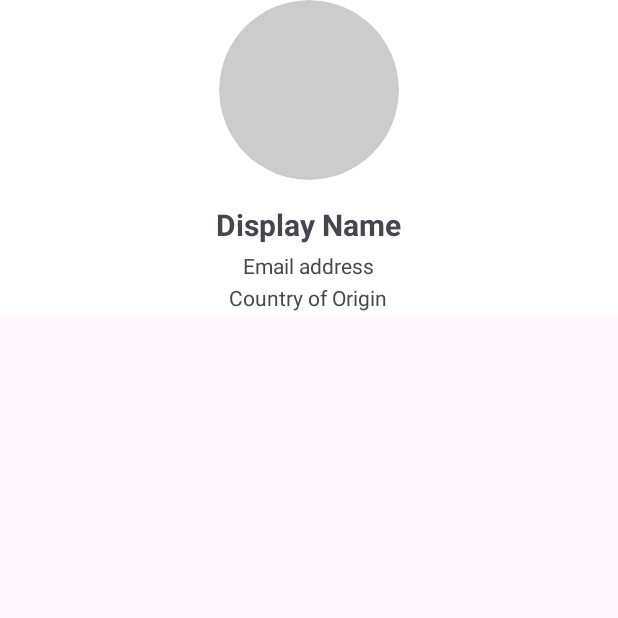
After one commit to MatuszHU/TravelApp, an Android app: the UserActivity screen opened directly, with no data from a screen before it, on a phone screen of 412 x 824 dp, the top half of it. The commit adds this screen. Run offline under Robolectric (Android 15) with nearby library versions, the phone set to English and light mode, and no system bars; 4 statements that could not run were skipped.

Commit message:
Adding user page, fixing animation

```diff
--- a/app/build.gradle.kts
+++ b/app/build.gradle.kts
@@ -34,6 +34,8 @@ android {
 }
 
 dependencies {
+    implementation("com.github.bumptech.glide:glide:4.16.0")
+    annotationProcessor("com.github.bumptech.glide:compiler:4.16.0")
     implementation("androidx.credentials:credentials-play-services-auth:1.2.0")
     implementation("com.google.firebase:firebase-database:20.3.0")
     implementation("com.google.firebase:firebase-auth:22.3.0")
--- /dev/null
+++ b/app/src/main/java/hu/matusz/travelapp/UserActivity.java
@@ -0,0 +1,45 @@
+package hu.matusz.travelapp;
+
+import android.os.Bundle;
+import android.widget.ImageView;
+import android.widget.TextView;
+
+import androidx.activity.EdgeToEdge;
+import androidx.appcompat.app.AppCompatActivity;
+import androidx.core.graphics.Insets;
+import androidx.core.view.ViewCompat;
+import androidx.core.view.WindowInsetsCompat;
+
+import com.bumptech.glide.Glide;
+
+import hu.matusz.travelapp.util.database.models.User;
+
+public class UserActivity extends AppCompatActivity {
+    private User user;
+    @Override
+    protected void onCreate(Bundle savedInstanceState) {
+        super.onCreate(savedInstanceState);
+        EdgeToEdge.enable(this);
+        setContentView(R.layout.activity_user_page);
+        ViewCompat.setOnApplyWindowInsetsListener(findViewById(R.id.user_page), (v, insets) -> {
+            Insets systemBars = insets.getInsets(WindowInsetsCompat.Type.systemBars());
+            v.setPadding(systemBars.left, systemBars.top, systemBars.right, systemBars.bottom);
+            return insets;
+        });
+
+        ImageView profileImage = findViewById(R.id.profile_image);
+        TextView name = findViewById(R.id.name);
+        TextView email = findViewById(R.id.email);
+        TextView country = findViewById(R.id.country);
+
+        user = (User) getIntent().getSerializableExtra("user");
+        if(user.getPhotoURI()!=""){
+            Glide.with(this).load(user.getPhotoURI()).circleCrop().into(profileImage);
+        }
+
+        name.setText(user.getName());
+        email.setText(user.getEmail());
+        country.setText(user.getCountryOfOriginCode());
+
+    }
+}
--- a/app/src/main/java/hu/matusz/travelapp/util/database/models/User.java
+++ b/app/src/main/java/hu/matusz/travelapp/util/database/models/User.java
@@ -1,6 +1,8 @@
 package hu.matusz.travelapp.util.database.models;
 
-public class User {
+import java.io.Serializable;
+
+public class User implements Serializable {
     private String userId;
     private String name;
     private String email;
--- /dev/null
+++ b/app/src/main/res/drawable/circle_shape.xml
@@ -0,0 +1,4 @@
+<shape xmlns:android="http://schemas.android.com/apk/res/android"
+    android:shape="oval">
+    <solid android:color="#CCCCCC" />
+</shape>
--- /dev/null
+++ b/app/src/main/res/layout/activity_user_page.xml
@@ -0,0 +1,46 @@
+<?xml version="1.0" encoding="utf-8"?>
+<LinearLayout xmlns:android="http://schemas.android.com/apk/res/android"
+    android:layout_width="match_parent"
+    android:layout_height="wrap_content"
+    android:id="@+id/user_page"
+    android:orientation="vertical"
+    android:padding="24dp"
+    android:gravity="center_horizontal"
+    android:background="#FFFFFF">
+
+
+    <ImageView
+        android:id="@+id/profile_image"
+        android:layout_width="120dp"
+        android:layout_height="120dp"
+        android:scaleType="centerCrop"
+        android:layout_marginBottom="16dp"
+        android:background="@drawable/circle_shape"
+        android:clipToOutline="true" />
+
+
+    <TextView
+        android:id="@+id/name"
+        android:layout_width="wrap_content"
+        android:layout_height="wrap_content"
+        android:text="Display Name"
+        android:textSize="20sp"
+        android:textStyle="bold"
+        android:layout_marginBottom="4dp" />
+
+
+    <TextView
+        android:id="@+id/email"
+        android:layout_width="wrap_content"
+        android:layout_height="wrap_content"
+        android:text="Email address"
+        android:layout_marginBottom="2dp" />
+
+    <TextView
+        android:id="@+id/country"
+        android:layout_width="wrap_content"
+        android:layout_height="wrap_content"
+        android:text="Country of Origin"
+        android:layout_marginBottom="2dp" />
+
+</LinearLayout>
```
Also changed, not shown: app/src/main/AndroidManifest.xml (+6 -2 lines), app/src/main/java/hu/matusz/travelapp/GoogleSignInActivity.java (+23 -5 lines).
